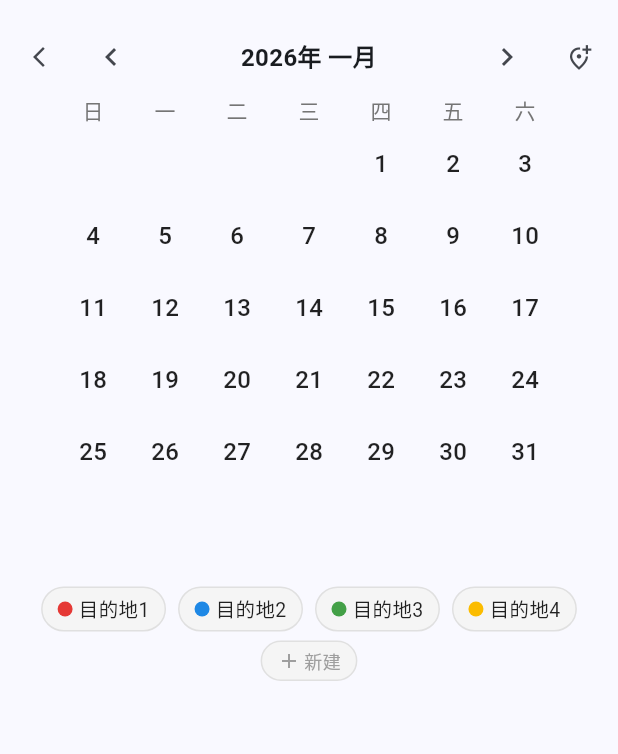
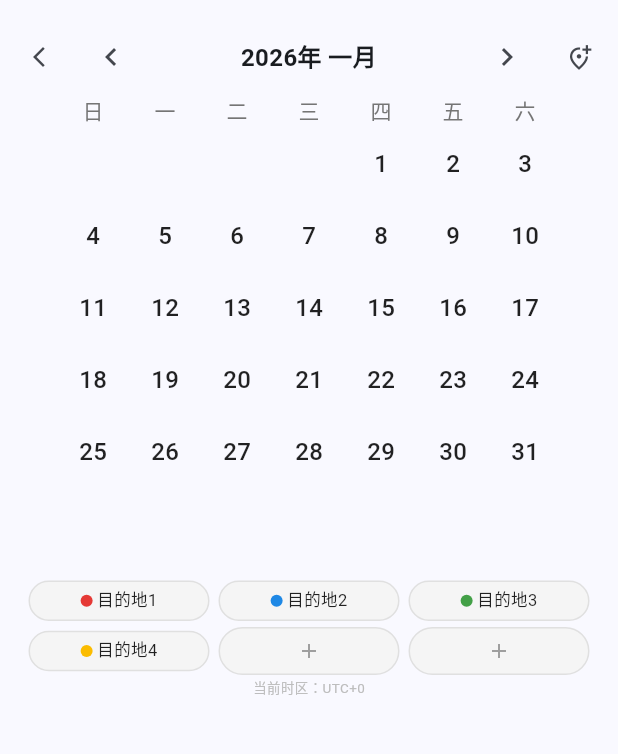
Before and after one commit to Xiezr/biztrip, a Flutter app: the screen it shows after launch, after a tap on the "chevron left" icon, after a tap on the "chevron right" icon, after a tap on "一月", on a phone screen of 412 x 824 dp, the part 63-817 px from its top. Run offline on Flutter 3.47's test engine with Material 3 defaults, Android fonts, the phone set to English and light mode, and no system bars.

Commit message:
feat: 3列网格+动态提醒+时区+定位权限

```diff
--- a/lib/main.dart
+++ b/lib/main.dart
@@ -1,4 +1,5 @@
 import 'package:flutter/material.dart';
+import 'package:flutter/services.dart';
 import 'package:provider/provider.dart';
 import 'app.dart';
 import 'providers/calendar_provider.dart';
@@ -8,6 +9,7 @@ import 'services/notification_service.dart';
 
 void main() {
   WidgetsFlutterBinding.ensureInitialized();
+  _requestLocationPermission();
   runApp(
     MultiProvider(
       providers: [
@@ -20,3 +22,10 @@ void main() {
     ),
   );
 }
+
+void _requestLocationPermission() {
+  try {
+    const platform = MethodChannel('com.biztrip.biztrip/location');
+    platform.invokeMethod('requestLocationPermission');
+  } catch (_) {}
+}
--- a/lib/screens/month_view.dart
+++ b/lib/screens/month_view.dart
@@ -103,42 +103,23 @@ class MonthView extends StatelessWidget {
           ),
         ),
 
-        const SizedBox(height: 16),
+        const SizedBox(height: 12),
 
-        // 目的地列表（每行最多3个）
-        Container(
-          padding: const EdgeInsets.symmetric(horizontal: 12, vertical: 2),
-          child: Wrap(
-            alignment: WrapAlignment.center,
-            spacing: 8,
-            runSpacing: 6,
-            children: [
-              ...monthLocations.map((loc) => _DestChip(
-                location: loc,
-                isActive: loc.id == activeId,
-                onTap: () => calendarProvider.setActiveLocation(loc.id),
-                onLongPress: () => Navigator.push(context, MaterialPageRoute(builder: (_) => LocationEditPage(locationId: loc.id!))),
-              )),
-              GestureDetector(
-                onTap: () => _addTempLocation(context),
-                child: Container(
-                  padding: const EdgeInsets.symmetric(horizontal: 10, vertical: 4),
-                  decoration: BoxDecoration(
-                    color: Colors.grey[100],
-                    borderRadius: BorderRadius.circular(20),
-                    border: Border.all(color: Colors.grey[300]!),
-                  ),
-                  child: const Row(
-                    mainAxisSize: MainAxisSize.min,
-                    children: [
-                      Icon(Icons.add, size: 16, color: Colors.grey),
-                      SizedBox(width: 2),
-                      Text('新建', style: TextStyle(fontSize: 12, color: Colors.grey)),
-                    ],
-                  ),
-                ),
-              ),
-            ],
+        // 目的地列表（每行3列）
+        _DestGrid(
+          locations: monthLocations,
+          activeId: activeId,
+          onTap: (id) => calendarProvider.setActiveLocation(id),
+          onLongPress: (id) => Navigator.push(context, MaterialPageRoute(builder: (_) => LocationEditPage(locationId: id))),
+          onAdd: () => _addTempLocation(context),
+        ),
+
+        // 底部时区
+        Padding(
+          padding: const EdgeInsets.only(bottom: 4),
+          child: Text(
+            '当前时区：UTC${DateTime.now().timeZoneOffset.isNegative ? "" : "+"}${DateTime.now().timeZoneOffset.inHours}',
+            style: TextStyle(fontSize: 9, color: Colors.grey[400]),
           ),
         ),
       ],
@@ -221,6 +202,83 @@ class MonthView extends StatelessWidget {
   }
 }
 
+class _DestGrid extends StatelessWidget {
+  final List<TravelLocation> locations;
+  final int? activeId;
+  final void Function(int? id) onTap;
+  final void Function(int id) onLongPress;
+  final VoidCallback onAdd;
+
+  const _DestGrid({
+    required this.locations,
+    required this.activeId,
+    required this.onTap,
+    required this.onLongPress,
+    required this.onAdd,
+  });
+
+  @override
+  Widget build(BuildContext context) {
+    // 按每行3个分组
+    final rows = <List<TravelLocation?>>[];
+    for (int i = 0; i < locations.length; i += 3) {
+      final row = <TravelLocation?>[];
+      for (int j = 0; j < 3; j++) {
+        final idx = i + j;
+        row.add(idx < locations.length ? locations[idx] : null);
+      }
+      rows.add(row);
+    }
+    // 如果最后一行+新建按钮超过3个，加到新行
+    // 始终保证+新建在最后一个位置
+    final allSlots = <TravelLocation?>[...locations, null]; // null表示新建按钮
+
+    final slotRows = <List<TravelLocation?>>[];
+    for (int i = 0; i < allSlots.length; i += 3) {
+      final row = <TravelLocation?>[];
+      for (int j = 0; j < 3; j++) {
+        final idx = i + j;
+        row.add(idx < allSlots.length ? allSlots[idx] : null);
+      }
+      slotRows.add(row);
+    }
+
+    return Column(
+      children: slotRows.map((row) => Padding(
+        padding: const EdgeInsets.symmetric(horizontal: 16),
+        child: Row(
+          children: row.map((item) {
+            return Expanded(
+              child: Padding(
+                padding: const EdgeInsets.symmetric(horizontal: 3, vertical: 2),
+                child: item == null
+                    ? GestureDetector(
+                        onTap: onAdd,
+                        child: Container(
+                          height: 32,
+                          decoration: BoxDecoration(
+                            color: Colors.grey[100],
+                            borderRadius: BorderRadius.circular(16),
+                            border: Border.all(color: Colors.grey[300]!),
+                          ),
+                          child: const Center(child: Icon(Icons.add, size: 16, color: Colors.grey)),
+                        ),
+                      )
+                    : _DestChip(
+                        location: item,
+                        isActive: item.id == activeId,
+                        onTap: () => onTap(item.id),
+                        onLongPress: () => onLongPress(item.id!),
+                      ),
+              ),
+            );
+          }).toList(),
+        ),
+      )).toList(),
+    );
+  }
+}
+
 class _DestChip extends StatelessWidget {
   final TravelLocation location;
   final bool isActive;
@@ -236,18 +294,18 @@ class _DestChip extends StatelessWidget {
       onLongPress: onLongPress,
       child: AnimatedContainer(
         duration: const Duration(milliseconds: 150),
-        padding: const EdgeInsets.symmetric(horizontal: 10, vertical: 4),
+        padding: const EdgeInsets.symmetric(horizontal: 6, vertical: 4),
         decoration: BoxDecoration(
           color: isActive ? location.color.withValues(alpha: 0.2) : Colors.grey[100],
-          borderRadius: BorderRadius.circular(20),
+          borderRadius: BorderRadius.circular(16),
           border: Border.all(color: isActive ? location.color : Colors.grey[300]!, width: isActive ? 2 : 1),
         ),
         child: Row(
-          mainAxisSize: MainAxisSize.min,
+          mainAxisAlignment: MainAxisAlignment.center,
           children: [
-            Container(width: 10, height: 10, decoration: BoxDecoration(color: location.color, shape: BoxShape.circle)),
-            const SizedBox(width: 4),
-            Text(location.name, style: TextStyle(fontSize: 13, fontWeight: isActive ? FontWeight.w600 : FontWeight.normal, color: isActive ? location.color : Colors.black87)),
+            Container(width: 8, height: 8, decoration: BoxDecoration(color: location.color, shape: BoxShape.circle)),
+            const SizedBox(width: 3),
+            Flexible(child: Text(location.name, overflow: TextOverflow.ellipsis, style: TextStyle(fontSize: 11, fontWeight: isActive ? FontWeight.w600 : FontWeight.normal, color: isActive ? location.color : Colors.black87))),
           ],
         ),
       ),
```
Also changed, not shown: lib/screens/location_edit_page.dart (+91 -20 lines), 2 other files.
